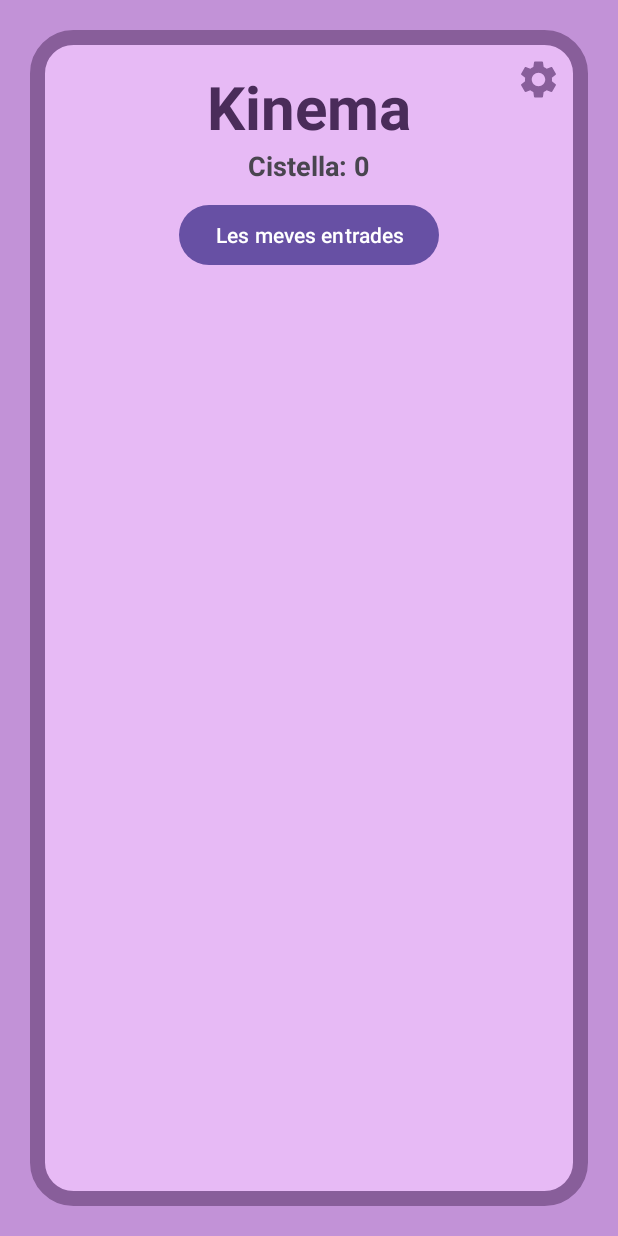
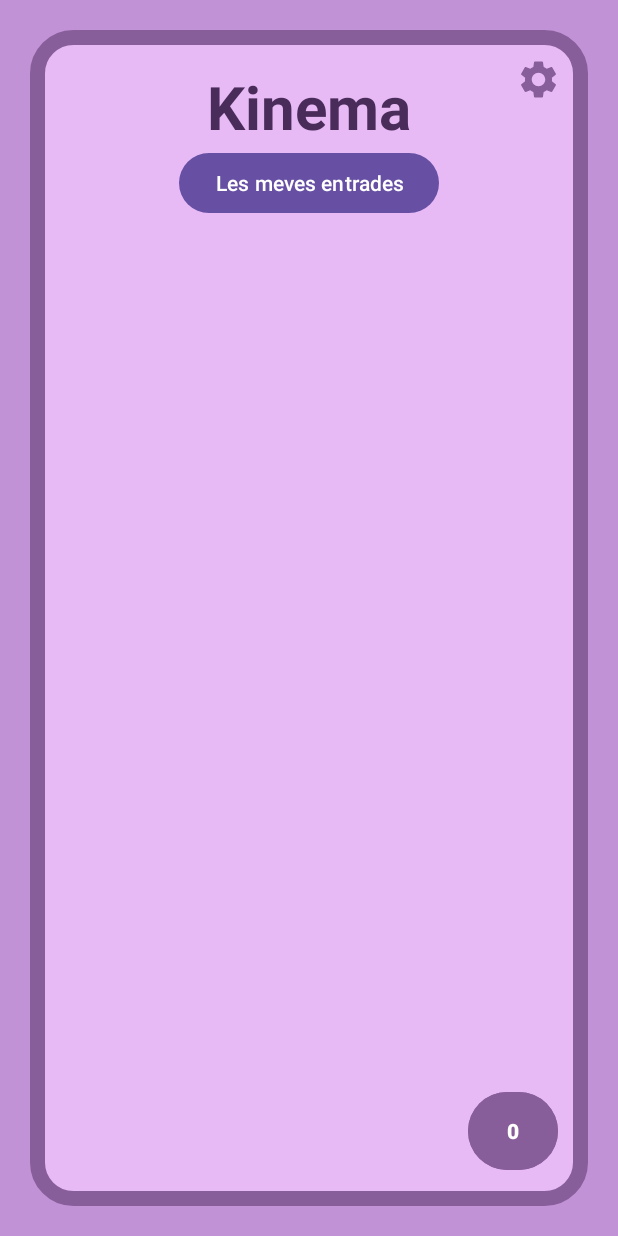
Before and after one commit to adghiretta-alt/Platea-APP, an Android app: the CartelleraActivity screen opened directly, with no data from a screen before it, on a phone screen of 412 x 824 dp. Run offline under Robolectric (Android 15) with nearby library versions, the phone set to English and light mode, and no system bars; libraries missing offline, so code that uses them is left out: org.java_websocket.client.

Commit message:
dev
boton flotante

```diff
--- a/app/src/main/java/com/kinema/myapplication/CartelleraActivity.kt
+++ b/app/src/main/java/com/kinema/myapplication/CartelleraActivity.kt
@@ -18,7 +18,7 @@ class CartelleraActivity : AppCompatActivity() {
     }
 
     // Variable que muestra el número de entradas de la cesta
-    private lateinit var tvCistella: TextView
+    private lateinit var btnCistella: Button
 
     override fun onCreate(savedInstanceState: Bundle?) {
         super.onCreate(savedInstanceState)
@@ -34,7 +34,7 @@ class CartelleraActivity : AppCompatActivity() {
 
         // Obtenemos los elementos de la pantalla
         val recycler = findViewById<RecyclerView>(R.id.recyclerSeients)
-        tvCistella = findViewById(R.id.tvCistella)
+        btnCistella = findViewById(R.id.btnCistella)
 
         // Botón para consultar las entradas compradas.
         val btnMisEntrades = findViewById<Button>(R.id.btnComprarEntrades)
@@ -72,7 +72,7 @@ class CartelleraActivity : AppCompatActivity() {
         actualizarCistella()
 
         // Abrimos la cesta cuando pulsamos sobre su contador
-        tvCistella.setOnClickListener {
+        btnCistella.setOnClickListener {
             val intent = android.content.Intent(this, CistellaActivity::class.java)
             startActivity(intent)
         }
@@ -107,7 +107,7 @@ class CartelleraActivity : AppCompatActivity() {
 
     // Actualizamos el contador con el número actual de entradas
     private fun actualizarCistella() {
-        tvCistella.text = "Cistella: ${Cistella.totalElements()}"
+        btnCistella.text = Cistella.totalElements().toString()
     }
 
     // Se ejecuta cuando volvemos a la cartelera
@@ -115,7 +115,7 @@ class CartelleraActivity : AppCompatActivity() {
         super.onResume()
 
         // Actualizamos el contador al regresar de la cesta
-        if (::tvCistella.isInitialized) {
+        if (::btnCistella.isInitialized) {
             actualizarCistella()
         }
     }
--- a/app/src/main/res/drawable/ic_configuracio.xml
+++ b/app/src/main/res/drawable/ic_configuracio.xml
@@ -1,3 +1,4 @@
+
 <!--
   ~ Copyright (C) 2026 The Android Open Source Project
   ~
--- a/app/src/main/res/layout/activity_cartellera.xml
+++ b/app/src/main/res/layout/activity_cartellera.xml
@@ -33,15 +33,6 @@
             android:textSize="40sp"
             android:textStyle="bold" />
 
-        <TextView
-            android:id="@+id/tvCistella"
-            android:layout_width="wrap_content"
-            android:layout_height="wrap_content"
-            android:layout_marginBottom="10dp"
-            android:text="Cistella: 0"
-            android:textSize="18sp"
-            android:textStyle="bold" />
-
         <Button
             android:id="@+id/btnComprarEntrades"
             android:layout_width="wrap_content"
@@ -72,10 +63,26 @@
         app:srcCompat="@drawable/ic_configuracio"
         app:tint="#885e9a" />
 
+
     <FrameLayout
         android:layout_width="match_parent"
         android:layout_height="match_parent">
-
     </FrameLayout>
 
+
+    <Button
+        android:id="@+id/btnCistella"
+        android:layout_width="60dp"
+        android:layout_height="60dp"
+        android:text="0"
+        android:textColor="#FFFFFF"
+        android:textStyle="bold"
+        android:backgroundTint="#885E9A"
+        app:cornerRadius="30dp"
+        android:layout_margin="40dp"
+        app:layout_constraintBottom_toBottomOf="parent"
+        app:layout_constraintEnd_toEndOf="parent"/>
+
+
+
 </androidx.constraintlayout.widget.ConstraintLayout>
```
